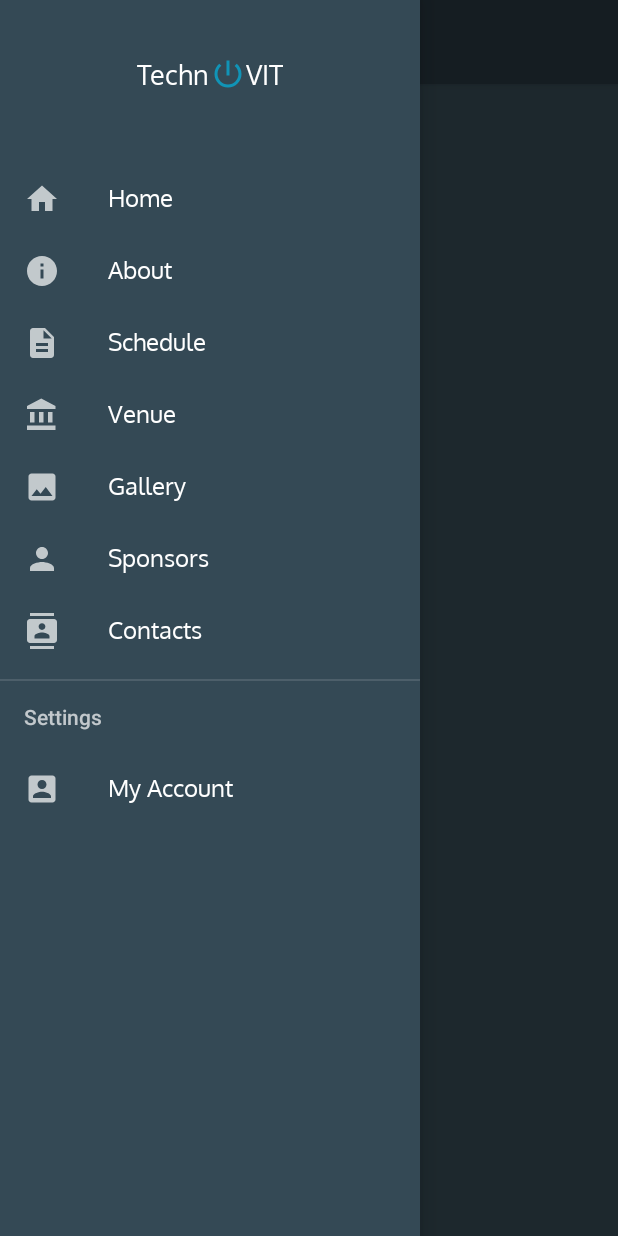
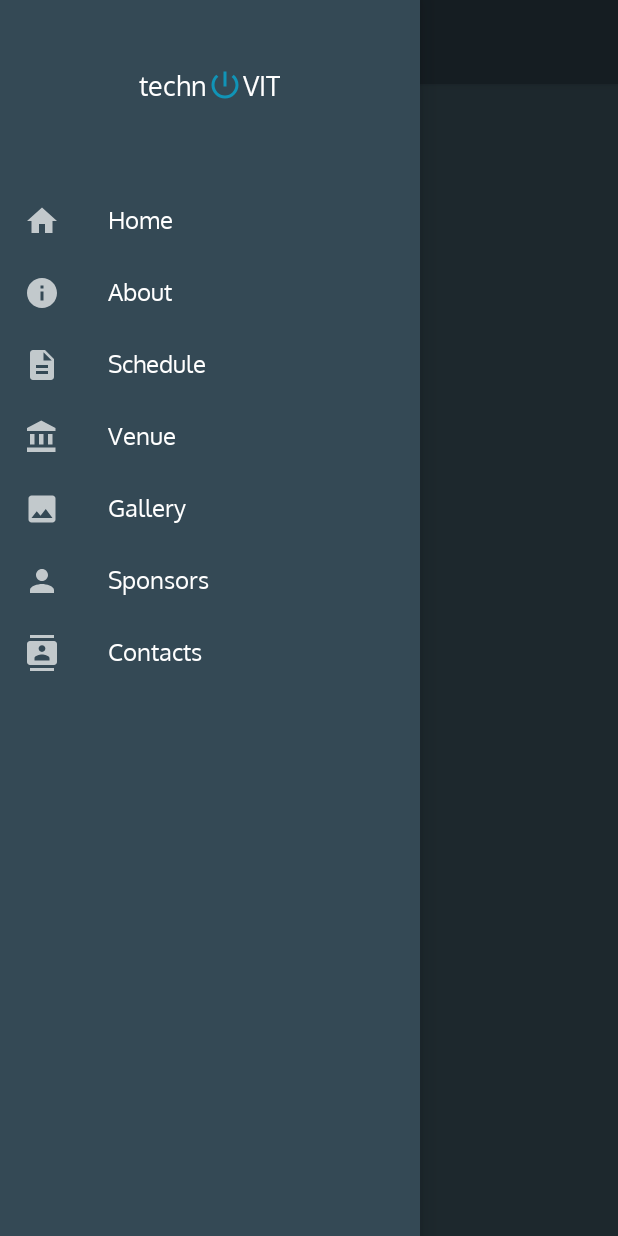
Before and after one commit to sp53/TechnoVIT19, an Android app: the screen it shows after launch (MainActivity), with the side drawer open, on a phone screen of 412 x 824 dp. Run offline under Robolectric (Android 15) with nearby library versions, the phone set to English and light mode, and no system bars.

Commit message:
Removed account option

```diff
--- a/app/src/main/res/layout/nav_header_main.xml
+++ b/app/src/main/res/layout/nav_header_main.xml
@@ -5,7 +5,7 @@
 
     <LinearLayout
         android:layout_width="wrap_content"
-        android:layout_marginTop="55dp"
+        android:layout_marginTop="70dp"
         android:layout_marginBottom="20dp"
         android:layout_height="wrap_content"
         android:layout_centerInParent="true"
@@ -13,7 +13,7 @@
         <TextView
             android:layout_width="wrap_content"
             android:layout_height="wrap_content"
-            android:text="Techn"
+            android:text="techn"
             android:fontFamily="@font/oxygen"
             android:textSize="18sp"
             android:textColor="@color/white"/>
--- a/app/src/main/res/menu/nav_menu.xml
+++ b/app/src/main/res/menu/nav_menu.xml
@@ -25,12 +25,12 @@
             android:title="Contacts" />
     </group>
 
-    <item android:title="Settings">
+    <!--item android:title="Settings">
         <menu>
             <item android:id="@+id/nav_account"
                 android:icon="@drawable/nav_account_icon"
                 android:title="My Account" />
         </menu>
-    </item>
+    </item-->
 
 </menu>
--- a/app/src/main/res/values/strings.xml
+++ b/app/src/main/res/values/strings.xml
@@ -1,5 +1,5 @@
 <resources>
-    <string name="app_name">TVit</string>
+    <string name="app_name">TechnoVIT</string>
     <string name="open">Open</string>
     <string name="close">Close</string>
 </resources>
```
Also changed, not shown: app/src/main/java/com/vitapp/technovit19/MainActivity.java (+24 -1 lines).
